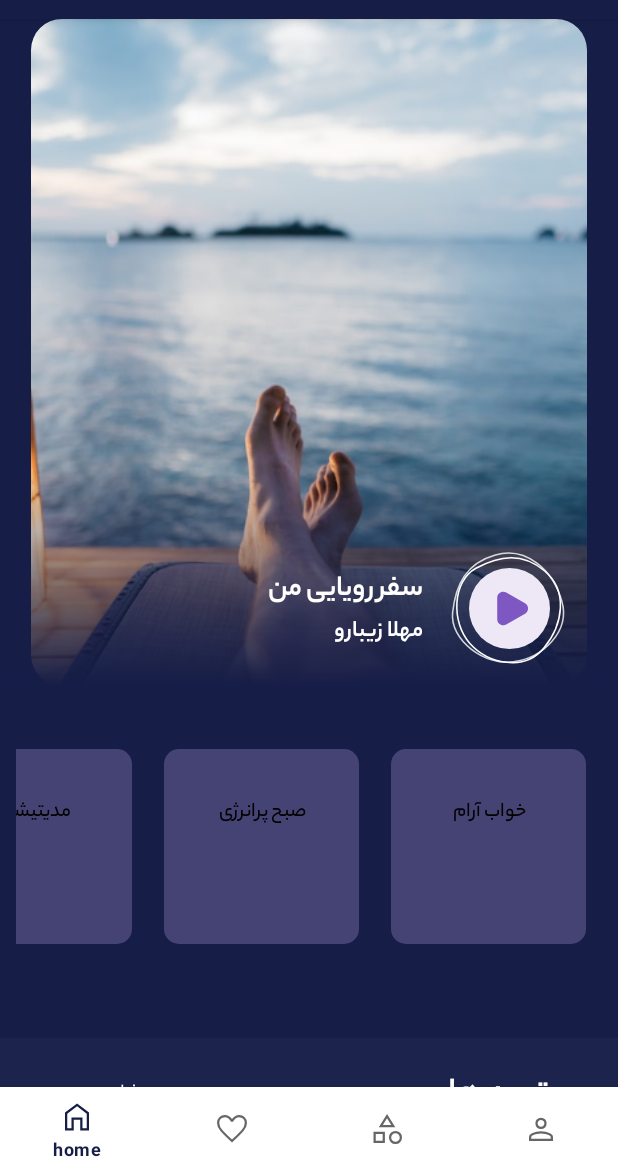
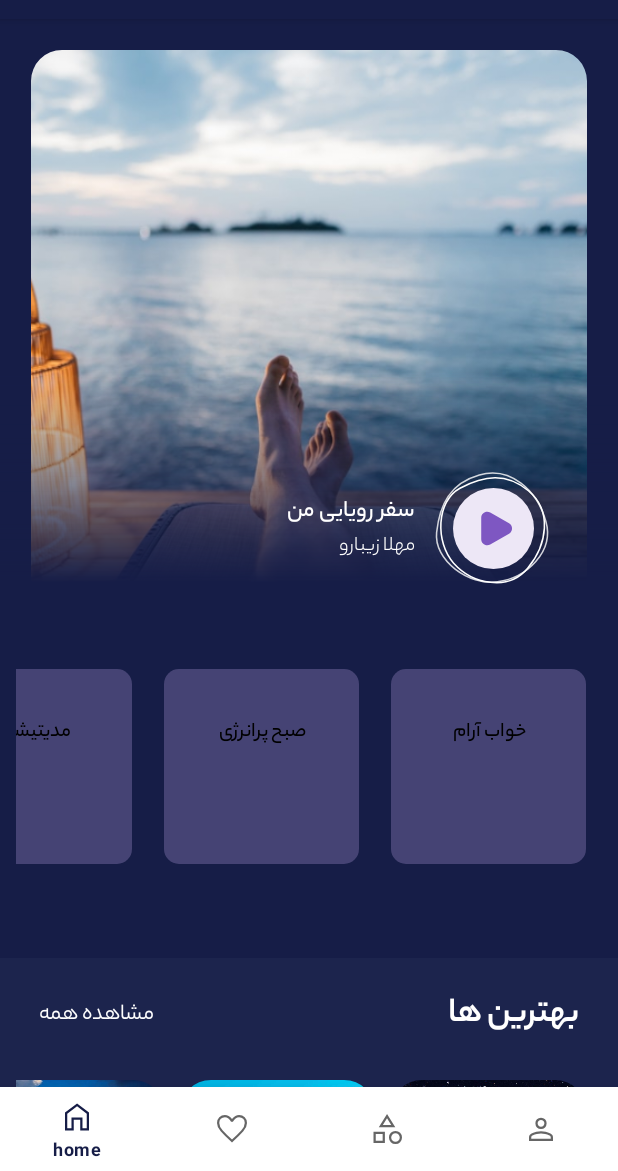
Before and after one commit to AndroidFPN/DreamApp, an Android app: the screen it shows after launch (MainActivity), on a phone screen of 412 x 824 dp, the part 65-1236 px from its top. Run offline under Robolectric (Android 15) with nearby library versions, the phone set to English and light mode, and no system bars; our stand-ins replace Dagger/Hilt's generated code, Room's generated code, navigation-ui, sdp/ssp sizes.

Commit message:
[Refactor] home banner design.

```diff
--- a/app/src/main/res/drawable/shadow_deep_blue.xml
+++ b/app/src/main/res/drawable/shadow_deep_blue.xml
@@ -3,7 +3,7 @@
     android:shape="rectangle">
     <gradient
         android:angle="270"
-        android:centerX="300%"
+        android:centerX="90%"
         android:centerColor="@color/DeepBlue500"
         android:endColor="@color/DeepBlue500"
         android:type="linear" />
--- a/app/src/main/res/layout/home_fragment.xml
+++ b/app/src/main/res/layout/home_fragment.xml
@@ -30,96 +30,11 @@
 
         </com.google.android.material.appbar.AppBarLayout>
 
-        <com.google.android.material.imageview.ShapeableImageView
-            android:id="@+id/imageView"
+        <include
+            layout="@layout/layout_home_musice_banner"
             android:layout_width="match_parent"
-            android:layout_height="0dp"
-            android:layout_marginHorizontal="@dimen/_16sdp"
-            android:scaleType="centerCrop"
-            android:src="@drawable/banner_image1"
-            app:layout_constraintHeight_percent="0.3"
-            app:layout_constraintTop_toBottomOf="@+id/appBarHome"
-            app:shapeAppearance="@style/ShapeAppearanceOverlay.App.CornerSize20Percent" />
+            android:layout_height="wrap_content" />
 
-        <View
-            android:layout_width="match_parent"
-            android:layout_height="0dp"
-            android:background="@drawable/shadow_deep_blue"
-            app:layout_constraintBottom_toBottomOf="@id/imageView"
-            app:layout_constraintHeight_percent="0.1" />
-
-        <androidx.appcompat.widget.AppCompatImageButton
-            android:layout_width="@dimen/_60sdp"
-            android:layout_height="@dimen/_60sdp"
-            android:layout_centerInParent="true"
-            android:background="@android:color/transparent"
-            android:src="@drawable/play_icon_rippled"
-            app:layout_constraintBottom_toBottomOf="@id/animationView"
-            app:layout_constraintEnd_toEndOf="@id/animationView"
-            app:layout_constraintStart_toStartOf="@id/animationView"
-            app:layout_constraintTop_toTopOf="@id/animationView" />
-
-        <com.airbnb.lottie.LottieAnimationView
-            android:id="@+id/animationView"
-            android:layout_width="@dimen/_80sdp"
-            android:layout_height="@dimen/_80sdp"
-            android:layout_centerInParent="true"
-            app:layout_constraintBottom_toBottomOf="@+id/imageView"
-            app:layout_constraintEnd_toEndOf="@id/imageView"
-            app:lottie_autoPlay="true"
-            app:lottie_loop="true"
-            app:lottie_rawRes="@raw/play_button_anim"
-            app:lottie_url="REPLACE_JSON_URL" />
-
-        <com.google.android.material.textview.MaterialTextView
-            android:id="@+id/tvSoundName"
-            android:layout_width="wrap_content"
-            android:layout_height="wrap_content"
-            android:fontFamily="@font/yekan_bakh_bold"
-            android:textColor="@color/white"
-            android:text="سفر رویایی من"
-            android:textAppearance="@style/TextAppearance.MaterialComponents.Headline6"
-            app:layout_constraintBottom_toTopOf="@id/tvSoundArtist"
-            app:layout_constraintEnd_toStartOf="@id/animationView"
-            android:layout_marginEnd="@dimen/_4sdp"
-            app:layout_constraintVertical_chainStyle="packed"
-            app:layout_constraintTop_toTopOf="@id/animationView" />
-
-        <com.google.android.material.textview.MaterialTextView
-            android:id="@+id/tvSoundArtist"
-            android:layout_width="wrap_content"
-            android:layout_height="wrap_content"
-            android:fontFamily="@font/yekan_bakh_bold"
-            android:textColor="@color/white"
-            android:text="مهلا زیبارو"
-            android:textAppearance="@style/TextAppearance.MaterialComponents.Body1"
-            app:layout_constraintBottom_toBottomOf="@id/animationView"
-            app:layout_constraintEnd_toStartOf="@id/animationView"
-            android:layout_marginEnd="@dimen/_4sdp"
-            app:layout_constraintTop_toBottomOf="@id/tvSoundName" />
-
-        <!--        <HorizontalScrollView-->
-        <!--            android:id="@+id/chipsScroll"-->
-        <!--            android:layout_width="wrap_content"-->
-        <!--            android:layout_height="wrap_content"-->
-        <!--            android:layoutDirection="rtl"-->
-        <!--            android:scrollbars="none"-->
-        <!--            app:layout_constraintEnd_toEndOf="parent"-->
-        <!--            app:layout_constraintStart_toStartOf="parent"-->
-        <!--            app:layout_constraintTop_toBottomOf="@+id/imageView">-->
-
-        <!--            <com.google.android.material.chip.ChipGroup-->
-        <!--                android:id="@+id/chipGroup"-->
-        <!--                android:layout_width="wrap_content"-->
-        <!--                android:layout_height="wrap_content"-->
-        <!--                android:layout_marginStart="24dp"-->
-        <!--                android:layout_marginTop="20dp"-->
-        <!--                android:layout_marginEnd="24dp"-->
-        <!--                android:layoutDirection="rtl"-->
-        <!--                app:singleLine="true" />-->
-
-
-        <!--        </HorizontalScrollView>-->
         <androidx.recyclerview.widget.RecyclerView
             android:id="@+id/categoryRecycler"
             android:layout_width="match_parent"
--- /dev/null
+++ b/app/src/main/res/layout/layout_home_musice_banner.xml
@@ -0,0 +1,75 @@
+<?xml version="1.0" encoding="utf-8"?>
+<merge xmlns:android="http://schemas.android.com/apk/res/android"
+    xmlns:app="http://schemas.android.com/apk/res-auto">
+
+    <com.google.android.material.imageview.ShapeableImageView
+        android:id="@+id/imageView"
+        android:layout_width="match_parent"
+        android:layout_height="0dp"
+        android:layout_marginHorizontal="@dimen/_16sdp"
+        android:layout_marginTop="@dimen/_16sdp"
+        android:scaleType="centerCrop"
+        android:src="@drawable/banner_image1"
+        app:layout_constraintDimensionRatio="H,1:1"
+        app:layout_constraintHeight_percent="0.25"
+        app:layout_constraintTop_toBottomOf="@+id/appBarHome"
+        app:shapeAppearance="@style/ShapeAppearanceOverlay.App.CornerSize20Percent" />
+
+    <View
+        android:layout_width="match_parent"
+        android:layout_height="@dimen/_120sdp"
+        android:background="@drawable/shadow_deep_blue"
+        app:layout_constraintBottom_toBottomOf="@id/imageView" />
+
+    <androidx.appcompat.widget.AppCompatImageButton
+        android:layout_width="@dimen/_60sdp"
+        android:layout_height="@dimen/_60sdp"
+        android:layout_centerInParent="true"
+        android:background="@android:color/transparent"
+        android:src="@drawable/play_icon_rippled"
+        app:layout_constraintBottom_toBottomOf="@id/animationView"
+        app:layout_constraintEnd_toEndOf="@id/animationView"
+        app:layout_constraintStart_toStartOf="@id/animationView"
+        app:layout_constraintTop_toTopOf="@id/animationView" />
+
+    <com.airbnb.lottie.LottieAnimationView
+        android:id="@+id/animationView"
+        android:layout_width="@dimen/_80sdp"
+        android:layout_height="@dimen/_80sdp"
+        android:layout_centerInParent="true"
+        android:layout_marginEnd="@dimen/_8sdp"
+        app:layout_constraintBottom_toBottomOf="@+id/imageView"
+        app:layout_constraintEnd_toEndOf="@id/imageView"
+        app:lottie_autoPlay="true"
+        app:lottie_loop="true"
+        app:lottie_rawRes="@raw/play_button_anim"
+        app:lottie_url="REPLACE_JSON_URL" />
+
+    <com.google.android.material.textview.MaterialTextView
+        android:id="@+id/tvSoundName"
+        android:layout_width="wrap_content"
+        android:layout_height="wrap_content"
+        android:fontFamily="@font/yekan_bakh_medium"
+        android:maxLines="1"
+        android:text="سفر رویایی من"
+        android:textAppearance="@style/TextAppearance.MaterialComponents.Body1"
+        android:textColor="@color/white"
+        app:layout_constraintBottom_toTopOf="@id/tvSoundArtist"
+        app:layout_constraintEnd_toStartOf="@id/animationView"
+        app:layout_constraintTop_toTopOf="@id/animationView"
+        app:layout_constraintVertical_chainStyle="packed" />
+
+    <com.google.android.material.textview.MaterialTextView
+        android:id="@+id/tvSoundArtist"
+        android:layout_width="wrap_content"
+        android:layout_height="wrap_content"
+        android:fontFamily="@font/yekan_bakh_light"
+        android:maxLines="1"
+        android:text="مهلا زیبارو"
+        android:textAppearance="@style/TextAppearance.MaterialComponents.Body2"
+        android:textColor="@color/white"
+        app:layout_constraintBottom_toBottomOf="@id/animationView"
+        app:layout_constraintEnd_toStartOf="@id/animationView"
+        app:layout_constraintTop_toBottomOf="@id/tvSoundName" />
+
+</merge>
```
